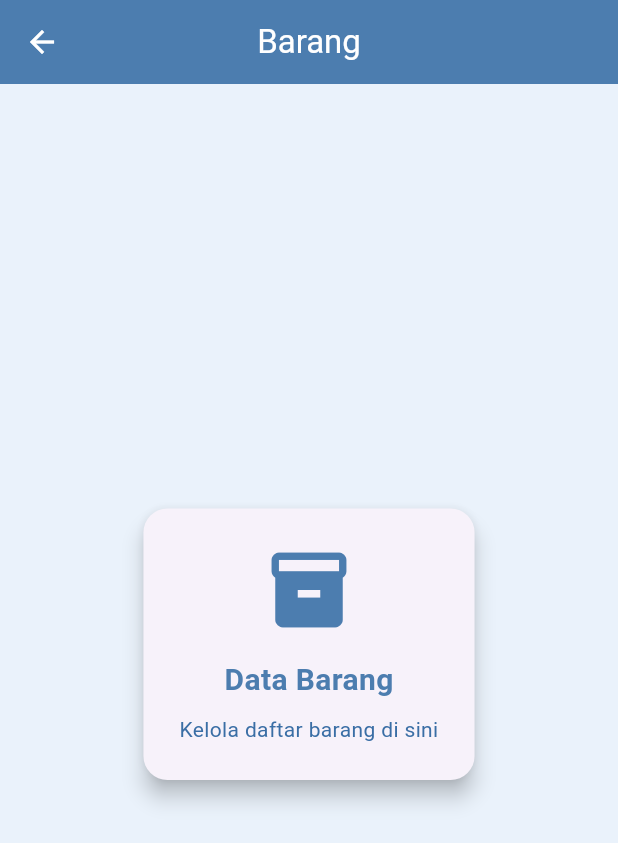
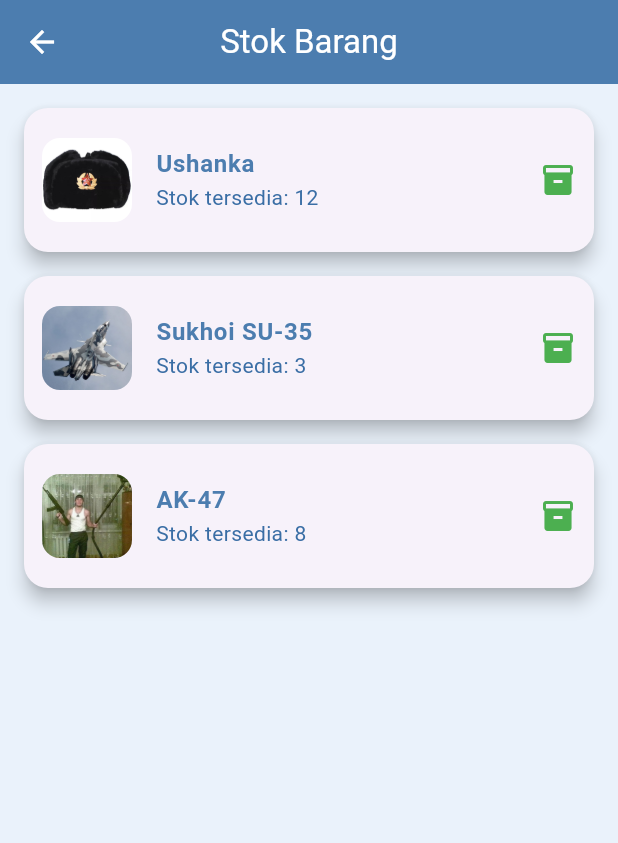
Before and after one commit to NamakuLanangTegar/Toko-Online, a Flutter app: the BarangView screen opened by its route, on a phone screen of 412 x 824 dp. Shown: the top 843 px of the screen. Run offline on Flutter 3.47's test engine with Material 3 defaults, Android fonts, the phone set to English and light mode, and no system bars; our stand-ins replace shared_preferences; accounts and stored records are empty.

Commit message:
ngulangin aja

```diff
--- a/lib/views/barang_view.dart
+++ b/lib/views/barang_view.dart
@@ -13,56 +13,77 @@ class _BarangViewState extends State<BarangView> {
   final Color accentBlue = const Color(0xFF3A6EA5);
   final Color softBlue = const Color(0xFFEAF2FB);
 
+  final List<Map<String, dynamic>> stokBarang = [
+    {
+      "nama": "Ushanka",
+      "stok": 12,
+      "gambar": "assets/images/ushanka.jpg",
+    },
+    {
+      "nama": "Sukhoi SU-35",
+      "stok": 3,
+      "gambar": "assets/images/sukhoi_su35.jpg",
+    },
+    {
+      "nama": "AK-47",
+      "stok": 8,
+      "gambar": "assets/images/ak47.jpg",
+    },
+  ];
+
   @override
   Widget build(BuildContext context) {
     return Scaffold(
       backgroundColor: softBlue,
       appBar: AppBar(
-        title: const Text("Barang"),
+        title: const Text("Stok Barang"),
         backgroundColor: primaryBlue,
         foregroundColor: Colors.white,
         centerTitle: true,
       ),
       body: Padding(
         padding: const EdgeInsets.all(16),
-        child: Center(
-          child: Card(
-            elevation: 6,
+        child: ListView.builder(
+          itemCount: stokBarang.length,
+          itemBuilder: (context, index) {
+            final item = stokBarang[index];
+            return Card(
+              elevation: 5,
+              margin: const EdgeInsets.only(bottom: 16),
               shape: RoundedRectangleBorder(
                 borderRadius: BorderRadius.circular(16),
               ),
-            child: Padding(
-              padding: const EdgeInsets.all(24),
-              child: Column(
-                mainAxisSize: MainAxisSize.min,
-                children: [
-                  Icon(
-                    Icons.inventory_2,
-                    size: 60,
-                    color: primaryBlue,
+              child: ListTile(
+                contentPadding: const EdgeInsets.all(12),
+                leading: ClipRRect(
+                  borderRadius: BorderRadius.circular(12),
+                  child: Image.asset(
+                    item["gambar"],
+                    width: 60,
+                    height: 60,
+                    fit: BoxFit.cover,
                   ),
-                  const SizedBox(height: 16),
-                  Text(
-                    "Data Barang",
+                ),
+                title: Text(
+                  item["nama"],
                   style: TextStyle(
-                      fontSize: 20,
                     fontWeight: FontWeight.bold,
                     color: primaryBlue,
                   ),
                 ),
-                  const SizedBox(height: 8),
-                  Text(
-                    "Kelola daftar barang di sini",
-                    textAlign: TextAlign.center,
+                subtitle: Text(
+                  "Stok tersedia: ${item["stok"]}",
                   style: TextStyle(
-                      fontSize: 14,
                     color: accentBlue,
                   ),
                 ),
-                ],
+                trailing: Icon(
+                  Icons.inventory_2,
+                  color: item["stok"] > 0 ? Colors.green : Colors.red,
                 ),
               ),
-          ),
+            );
+          },
         ),
       ),
       bottomNavigationBar: BottomNav(1),
--- a/pubspec.yaml
+++ b/pubspec.yaml
@@ -60,9 +60,8 @@ flutter:
   uses-material-design: true
 
   # To add assets to your application, add an assets section, like this:
-  # assets:
-  #   - images/a_dot_burr.jpeg
-  #   - images/a_dot_ham.jpeg
+  assets:
+    - assets/images/
 
   # An image asset can refer to one or more resolution-specific "variants", see
   # https://flutter.dev/to/resolution-aware-images
```
Also changed, not shown: lib/views/pesan_view.dart (+42 -24 lines), assets/images/ak47.jpg (added), assets/images/sukhoi_su35.jpg (added), assets/images/ushanka.jpg (added). Lines whose indentation alone changed are shown as unchanged.
